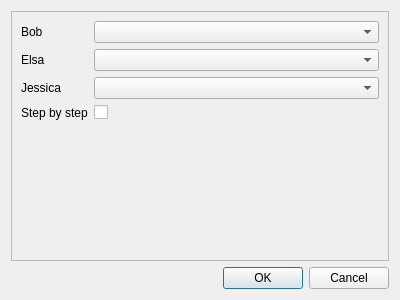
paulbaudy/IA2016, file InterfaceElo/configdialog.ui: the form before one commit.
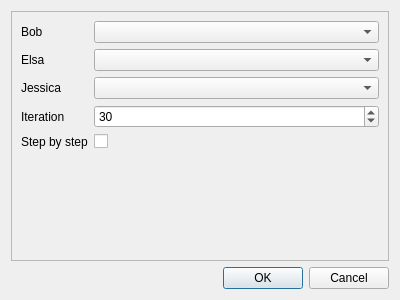
The form after the commit.

```diff
--- a/InterfaceElo/configdialog.ui
+++ b/InterfaceElo/configdialog.ui
@@ -23,40 +23,6 @@
       <enum>QFrame::Raised</enum>
      </property>
      <layout class="QFormLayout" name="formLayout">
-      <item row="3" column="0">
-       <widget class="QLabel" name="label">
-        <property name="text">
-         <string>Step by step</string>
-        </property>
-       </widget>
-      </item>
-      <item row="3" column="1">
-       <widget class="QCheckBox" name="checkBox">
-        <property name="text">
-         <string/>
-        </property>
-       </widget>
-      </item>
-      <item row="2" column="0">
-       <widget class="QLabel" name="label_2">
-        <property name="text">
-         <string>Jessica</string>
-        </property>
-       </widget>
-      </item>
-      <item row="2" column="1">
-       <widget class="QComboBox" name="comboBox"/>
-      </item>
-      <item row="1" column="0">
-       <widget class="QLabel" name="label_3">
-        <property name="text">
-         <string>Elsa</string>
-        </property>
-       </widget>
-      </item>
-      <item row="1" column="1">
-       <widget class="QComboBox" name="comboBox_2"/>
-      </item>
       <item row="0" column="0">
        <widget class="QLabel" name="label_4">
         <property name="text">
@@ -67,6 +33,57 @@
       <item row="0" column="1">
        <widget class="QComboBox" name="comboBox_3"/>
       </item>
+      <item row="1" column="0">
+       <widget class="QLabel" name="label_3">
+        <property name="text">
+         <string>Elsa</string>
+        </property>
+       </widget>
+      </item>
+      <item row="1" column="1">
+       <widget class="QComboBox" name="comboBox_2"/>
+      </item>
+      <item row="2" column="0">
+       <widget class="QLabel" name="label_2">
+        <property name="text">
+         <string>Jessica</string>
+        </property>
+       </widget>
+      </item>
+      <item row="2" column="1">
+       <widget class="QComboBox" name="comboBox"/>
+      </item>
+      <item row="3" column="0">
+       <widget class="QLabel" name="label_5">
+        <property name="text">
+         <string>Iteration</string>
+        </property>
+       </widget>
+      </item>
+      <item row="3" column="1">
+       <widget class="QSpinBox" name="sb_iteration">
+        <property name="maximum">
+         <number>50</number>
+        </property>
+        <property name="value">
+         <number>30</number>
+        </property>
+       </widget>
+      </item>
+      <item row="4" column="0">
+       <widget class="QLabel" name="label">
+        <property name="text">
+         <string>Step by step</string>
+        </property>
+       </widget>
+      </item>
+      <item row="4" column="1">
+       <widget class="QCheckBox" name="cbStep">
+        <property name="text">
+         <string/>
+        </property>
+       </widget>
+      </item>
      </layout>
     </widget>
    </item>
```
